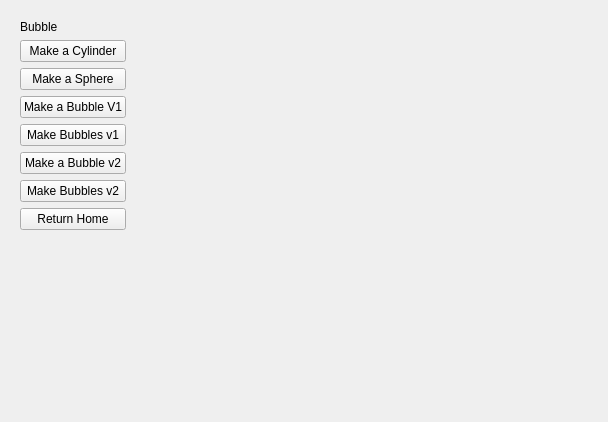
Before: the Qt Designer form resources/widget/Assignment1Widget/Widget.ui in cnbdragon/GundamPy, drawn with Qt 5.
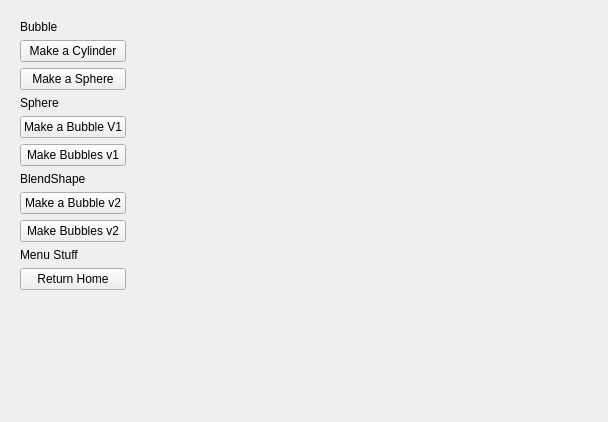
After: the same form once the commit is applied.

The edit to the form file:
```diff
--- a/resources/widget/Assignment1Widget/Widget.ui
+++ b/resources/widget/Assignment1Widget/Widget.ui
@@ -38,6 +38,13 @@
         </property>
        </widget>
       </item>
+      <item>
+       <widget class="QLabel" name="label_4">
+        <property name="text">
+         <string>Sphere</string>
+        </property>
+       </widget>
+      </item>
       <item>
        <widget class="QPushButton" name="bubbleBtn">
         <property name="text">
@@ -52,6 +59,13 @@
         </property>
        </widget>
       </item>
+      <item>
+       <widget class="QLabel" name="label_2">
+        <property name="text">
+         <string>BlendShape</string>
+        </property>
+       </widget>
+      </item>
       <item>
        <widget class="QPushButton" name="bubbleBtn_2">
         <property name="text">
@@ -66,6 +80,13 @@
         </property>
        </widget>
       </item>
+      <item>
+       <widget class="QLabel" name="label_3">
+        <property name="text">
+         <string>Menu Stuff</string>
+        </property>
+       </widget>
+      </item>
       <item>
        <widget class="QPushButton" name="homeBtn">
         <property name="text">
@@ -90,13 +111,30 @@
     </widget>
    </item>
    <item row="0" column="1">
+    <widget class="QWidget" name="widget" native="true">
+     <widget class="QPushButton" name="pushButton">
+      <property name="geometry">
+       <rect>
+        <x>0</x>
+        <y>160</y>
+        <width>75</width>
+        <height>23</height>
+       </rect>
+      </property>
+      <property name="text">
+       <string>PushButton</string>
+      </property>
+     </widget>
+    </widget>
+   </item>
+   <item row="0" column="2">
     <spacer name="horizontalSpacer">
      <property name="orientation">
       <enum>Qt::Horizontal</enum>
      </property>
      <property name="sizeHint" stdset="0">
       <size>
-       <width>439</width>
+       <width>40</width>
        <height>20</height>
       </size>
      </property>
```
